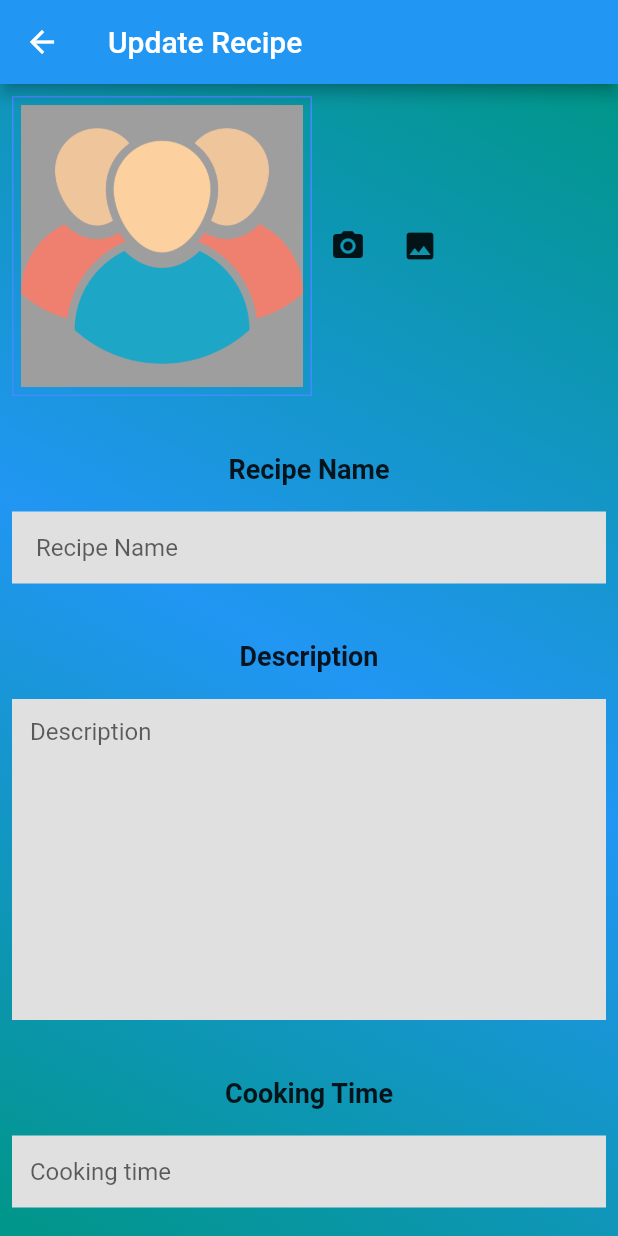
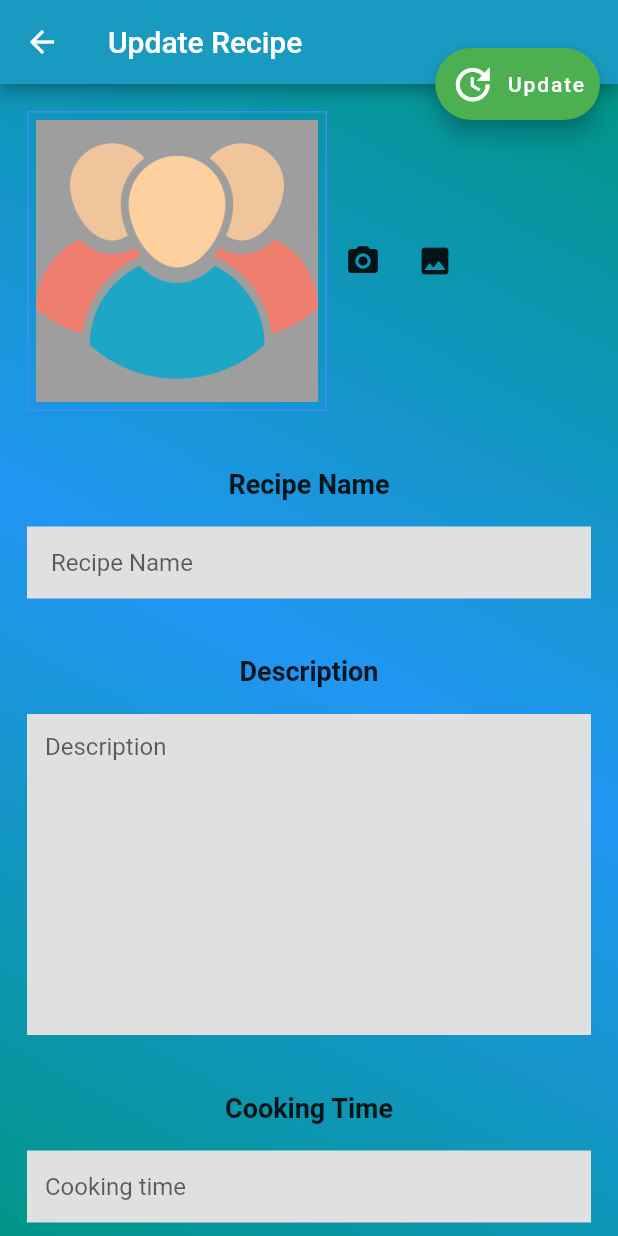
Before and after one commit to GyalbuSherpa5/RecipeApp, a Flutter app: the EditRecipe screen opened directly with empty values, on a phone screen of 412 x 824 dp. Run offline on Flutter 3.47's test engine with Material 2 defaults, Android fonts, the phone set to English and light mode, and no system bars; our stand-ins replace cloud_firestore, firebase_auth, firebase_core, firebase_storage, image_picker, shared_preferences; accounts and stored records are empty.

Commit message:
design changed

```diff
--- a/done-main/recipe/lib/crud/update_recipe.dart
+++ b/done-main/recipe/lib/crud/update_recipe.dart
@@ -28,18 +28,6 @@ class EditRecipe extends StatelessWidget {
   @override
   Widget build(BuildContext context) {
     return Scaffold(
-      appBar: AppBar(
-        leading: IconButton(
-          icon: const Icon(Icons.arrow_back),
-          onPressed: () {
-            Navigator.of(context).pushNamedAndRemoveUntil(
-              recipeRoute,
-              (route) => false,
-            );
-          },
-        ),
-        title: const Text('Update Recipe'),
-      ),
       body: MyAddPage(
           des: des,
           time: time,
@@ -88,6 +76,19 @@ class _MyAddPageState extends State<MyAddPage> {
     TextEditingController ing = TextEditingController(text: widget.ingredients);
     TextEditingController step = TextEditingController(text: widget.step);
     return Scaffold(
+      appBar: AppBar(
+        leading: IconButton(
+          icon: const Icon(Icons.arrow_back),
+          onPressed: () {
+            Navigator.of(context).pushNamedAndRemoveUntil(
+              recipeRoute,
+              (route) => false,
+            );
+          },
+        ),
+        title: const Text('Update Recipe'),
+        backgroundColor: const Color.fromARGB(255, 25, 154, 193),
+      ),
       body: Container(
         decoration: const BoxDecoration(
           gradient: LinearGradient(
@@ -101,7 +102,7 @@ class _MyAddPageState extends State<MyAddPage> {
           ),
         ),
         child: ListView(
-          padding: const EdgeInsets.all(8),
+          padding: const EdgeInsets.all(18),
           children: <Widget>[
             Form(
               // key: _formKey,
@@ -289,10 +290,13 @@ class _MyAddPageState extends State<MyAddPage> {
                 ],
               ),
             ),
-            Row(
-              mainAxisAlignment: MainAxisAlignment.spaceEvenly,
-              children: <Widget>[
-                ElevatedButton(
+            const SizedBox(
+              height: 30,
+            ),
+          ],
+        ),
+      ),
+      floatingActionButton: FloatingActionButton.extended(
         onPressed: () async {
           showDialog(
               context: context,
@@ -306,8 +310,7 @@ class _MyAddPageState extends State<MyAddPage> {
                             content: Container(
                               padding: const EdgeInsets.symmetric(
                                   horizontal: 20, vertical: 5),
-                                        child:
-                                            const Text('Updated successfully'),
+                              child: const Text('Updated successfully'),
                             ),
                             backgroundColor: Colors.green,
                             behavior: SnackBarBehavior.floating,
@@ -316,8 +319,7 @@ class _MyAddPageState extends State<MyAddPage> {
                         Navigator.pushReplacement(
                             context,
                             MaterialPageRoute(
-                                          builder: (context) =>
-                                              const MainScreen()));
+                                builder: (context) => const MainScreen()));
                       },
                       child: const Text(
                         'Done',
@@ -337,32 +339,33 @@ class _MyAddPageState extends State<MyAddPage> {
             'step': step.text,
           });
           UploadTask? uploadTask;
-                    var ref = FirebaseStorage.instance
-                        .ref()
-                        .child('recipe')
-                        .child(name.text);
+          var ref =
+              FirebaseStorage.instance.ref().child('recipe').child(name.text);
           ref.putFile(File(image!.path));
           uploadTask = ref.putFile(File(image!.path));
           final snap = await uploadTask.whenComplete(() {});
           final urls = await snap.ref.getDownloadURL();
 
-                    var user = FirebaseFirestore.instance
-                        .collection('recipe')
-                        .doc(name.text);
+          var user =
+              FirebaseFirestore.instance.collection('recipe').doc(name.text);
           image == null
               ? widget.image.isEmpty
                   ? await user.update({'image': ''})
                   : await user.update({'image': widget.image})
               : await user.update({'image': urls});
         },
-                  child: const Text('update',
-                      style: TextStyle(color: Colors.white)),
+        backgroundColor: Colors.green,
+        icon: const Icon(
+          Icons.update,
+          size: 30,
         ),
-              ],
-            )
-          ],
+        label: const Text(
+          'Update',
         ),
+        extendedPadding:
+            const EdgeInsets.only(left: 10, right: 10, top: 30, bottom: 30),
       ),
+      floatingActionButtonLocation: FloatingActionButtonLocation.miniEndTop,
     );
   }
 }
--- a/done-main/recipe/lib/views/loginView.dart
+++ b/done-main/recipe/lib/views/loginView.dart
@@ -5,7 +5,7 @@ import 'package:flutter/material.dart';
 
 import 'package:recipe/constants/routes.dart';
 import 'package:recipe/utilities/showErrorDialog.dart';
-import 'package:recipe/views/customTitle.dart';
+import 'package:recipe/model/customTitle.dart';
 import 'package:shared_preferences/shared_preferences.dart';
 
 Future writedata({required String email}) async {
--- a/done-main/recipe/lib/views/registerView.dart
+++ b/done-main/recipe/lib/views/registerView.dart
@@ -4,12 +4,11 @@ import 'package:cloud_firestore/cloud_firestore.dart';
 import 'package:firebase_auth/firebase_auth.dart';
 import 'package:flutter/material.dart';
 import 'package:recipe/constants/routes.dart';
-import 'package:recipe/page/bottomNav.dart';
 import 'package:recipe/utilities/showErrorDialog.dart';
 import 'package:recipe/views/loginView.dart';
 import 'package:shared_preferences/shared_preferences.dart';
 
-import 'customTitle.dart';
+import '../model/customTitle.dart';
 
 class RegisterView extends StatefulWidget {
   const RegisterView({super.key});
```
Also changed, not shown: done-main/recipe/lib/crud/create_recipe.dart (+93 -89 lines), done-main/recipe/lib/crud/retrive_recipe.dart (+27 -29 lines), done-main/recipe/lib/page/dashBoard.dart (+7 -1 lines), done-main/recipe/lib/page/profile.dart (+19 -2 lines), done-main/recipe/lib/views/logoutView.dart (+10 -2 lines), done-main/recipe/lib/model/customTitle.dart (renamed from done-main/recipe/lib/views/customTitle.dart). Lines whose indentation alone changed are shown as unchanged.
